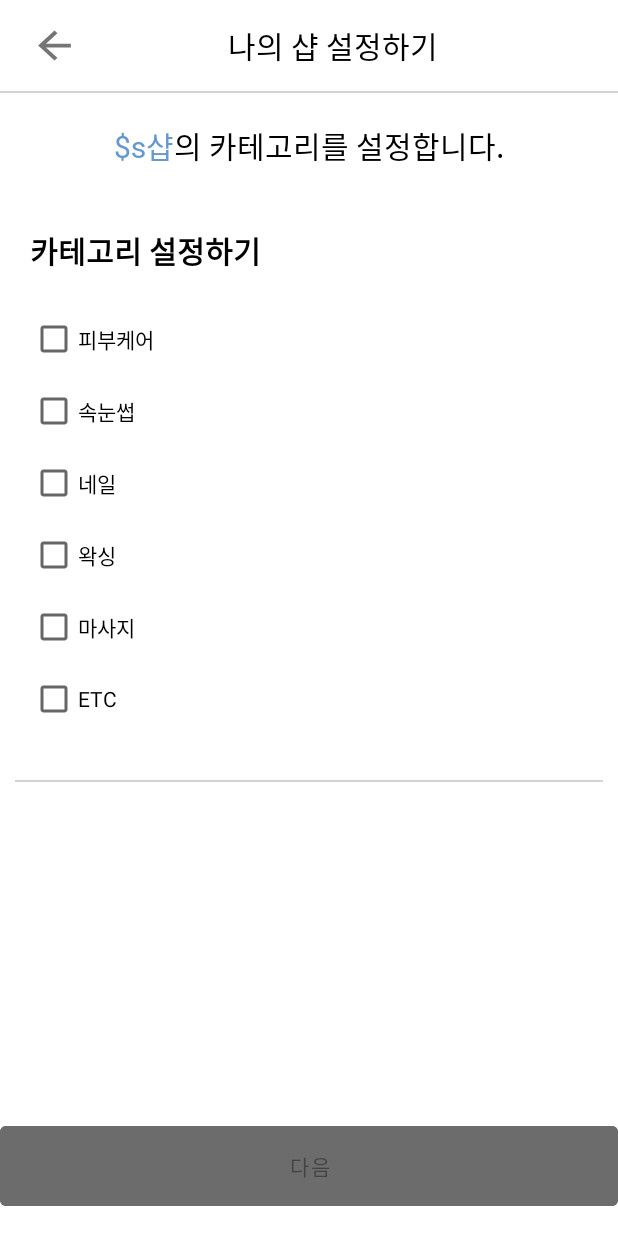
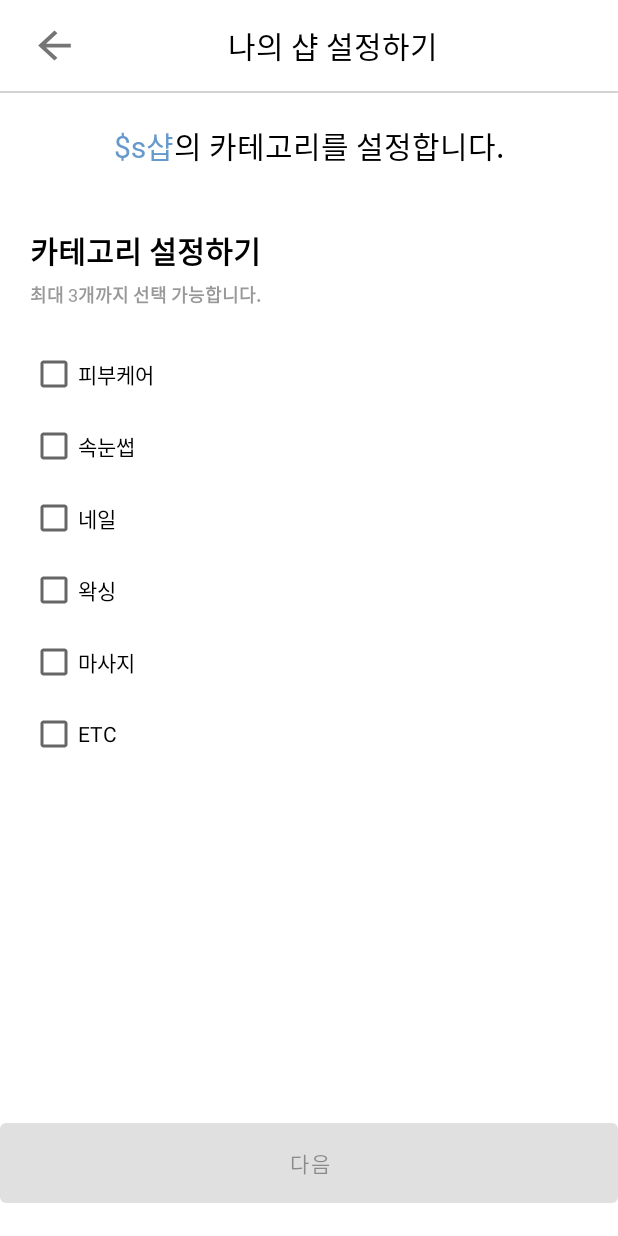
Before and after one commit to egg8/egg8, an Android app: the layout activity_enroll3.xml on its own in the app's theme, with its tools: preview values and no code run, on a phone screen of 412 x 824 dp. Run offline under Robolectric (Android 15) with nearby library versions, the phone set to English and light mode, and no system bars.

Commit message:
엔롤3 로직 완성

```diff
--- a/app/src/main/AndroidManifest.xml
+++ b/app/src/main/AndroidManifest.xml
@@ -15,7 +15,8 @@
         android:supportsRtl="true"
         android:theme="@style/AppTheme"
         android:usesCleartextTraffic="true">
-        <activity android:name=".ui.user.common.ShopListActivity"></activity>
+        <activity android:name=".ui.user.common.ShopListActivity"/>
+        <activity android:name=".ui.supp.ChangeCategory"/>
         <activity android:name=".ui.reservation.ReservationActivity" />
         <activity android:name=".ui.shop.ShopActivity" />
         <activity android:name=".ui.user.register.Register_Base" />
--- a/app/src/main/java/com/egg8/common/function/InterceptorLogin.java
+++ b/app/src/main/java/com/egg8/common/function/InterceptorLogin.java
@@ -7,6 +7,7 @@ import com.egg8.common.manager.SharedPreferenceManager;
 import com.egg8.ui.MainActivity;
 import com.egg8.ui.calendar.CalendarActivity;
 import com.egg8.ui.reservation.ReservationActivity;
+import com.egg8.ui.supp.ChangeCategory;
 
 
 public class InterceptorLogin {
@@ -21,7 +22,7 @@ public class InterceptorLogin {
         } else if (!user_code.equals("") && supp_code.equals("")) {
             intent = new Intent(context, CalendarActivity.class);
         } else {
-            intent = new Intent(context, ReservationActivity.class);
+            intent = new Intent(context, ChangeCategory.class);
         }
         intent.addFlags(Intent.FLAG_ACTIVITY_CLEAR_TASK);
         intent.addFlags(Intent.FLAG_ACTIVITY_NEW_TASK);
--- a/app/src/main/java/com/egg8/ui/splash/SplashActivity.java
+++ b/app/src/main/java/com/egg8/ui/splash/SplashActivity.java
@@ -26,7 +26,6 @@ public class SplashActivity extends AppCompatActivity {
         super.onCreate(savedInstanceState);
         setContentView(R.layout.splash);
         findId(this);
-        startLoading(5000);
     }
     private void loadAnim(Context context){
         transUp = AnimationUtils.loadAnimation(context, R.anim.translate_up);
@@ -76,6 +75,7 @@ public class SplashActivity extends AppCompatActivity {
             public void run() {
                 txt2.setVisibility(View.VISIBLE);
                 txt2.startAnimation(transUp);
+                startLoading(2000);
             }
         },loading);
     }
--- /dev/null
+++ b/app/src/main/res/drawable/ic_refresh.xml
@@ -0,0 +1,10 @@
+<vector xmlns:android="http://schemas.android.com/apk/res/android"
+    android:width="24dp"
+    android:height="24dp"
+    android:viewportWidth="24"
+    android:viewportHeight="24"
+    android:tint="?attr/colorControlNormal">
+  <path
+      android:fillColor="@android:color/white"
+      android:pathData="M17.65,6.35C16.2,4.9 14.21,4 12,4c-4.42,0 -7.99,3.58 -7.99,8s3.57,8 7.99,8c3.73,0 6.84,-2.55 7.73,-6h-2.08c-0.82,2.33 -3.04,4 -5.65,4 -3.31,0 -6,-2.69 -6,-6s2.69,-6 6,-6c1.66,0 3.14,0.69 4.22,1.78L13,11h7V4l-2.35,2.35z"/>
+</vector>
--- a/app/src/main/res/layout/activity_enroll3.xml
+++ b/app/src/main/res/layout/activity_enroll3.xml
@@ -47,12 +47,14 @@
             android:layout_width="match_parent"
             android:layout_height="wrap_content"
             android:orientation="vertical">
+
             <LinearLayout
+                android:layout_width="wrap_content"
+                android:layout_height="wrap_content"
+                android:layout_gravity="center"
                 android:layout_margin="20dp"
-                android:layout_gravity="center"
-                android:orientation="horizontal"
-                android:layout_width="wrap_content"
-                android:layout_height="wrap_content">
+                android:orientation="horizontal">
+
                 <TextView
                     android:layout_width="match_parent"
                     android:layout_height="wrap_content"
@@ -61,6 +63,7 @@
                     android:text="$s샵"
                     android:textColor="@color/smalltext_blue"
                     android:textSize="20sp" />
+
                 <TextView
                     android:layout_width="match_parent"
                     android:layout_height="wrap_content"
@@ -74,61 +77,84 @@
 
 
             <LinearLayout
+                android:layout_width="match_parent"
+                android:layout_height="wrap_content"
                 android:layout_margin="20dp"
-                android:orientation="vertical"
-                android:layout_width="match_parent"
-                android:layout_height="wrap_content">
+                android:orientation="vertical">
+                <LinearLayout
+                    android:orientation="horizontal"
+                    android:layout_width="match_parent"
+                    android:layout_height="wrap_content">
+                    <TextView
+                        android:layout_width="wrap_content"
+                        android:layout_height="wrap_content"
+                        android:layout_marginBottom="5dp"
+                        android:fontFamily="@font/app_sandol_bold"
+                        android:text="카테고리 설정하기"
+                        android:textColor="@color/black"
+                        android:layout_marginRight="10dp"
+                        android:textSize="20sp" />
+
+                    <ImageButton
+                        android:visibility="invisible"
+                        android:backgroundTint="@android:color/transparent"
+                        android:id="@+id/btn_rollback"
+                        android:layout_width="30dp"
+                        android:layout_height="30dp"
+                        android:src="@drawable/ic_refresh"
+                        android:textSize="12sp" />
+                </LinearLayout>
                 <TextView
-                    android:layout_width="match_parent"
+                    android:layout_width="wrap_content"
                     android:layout_height="wrap_content"
                     android:layout_marginBottom="20dp"
                     android:fontFamily="@font/app_sandol_bold"
-                    android:text="카테고리 설정하기"
-                    android:textColor="@color/black"
-                    android:textSize="20sp" />
+                    android:text="최대 3개까지 선택 가능합니다."
+                    android:textColor="#999999"
+                    android:layout_marginRight="10dp"
+                    android:textSize="12sp" />
+                <androidx.appcompat.widget.AppCompatCheckBox
+                    android:id="@+id/ck00"
+                    android:layout_width="match_parent"
+                    android:layout_height="wrap_content"
+                    android:text="피부케어" />
 
                 <androidx.appcompat.widget.AppCompatCheckBox
-                    android:id="@+id/ck00"
-                    android:text="피부케어"
+                    android:id="@+id/ck01"
+                    android:layout_width="match_parent"
+                    android:layout_height="wrap_content"
+                    android:text="속눈썹" />
+
+                <androidx.appcompat.widget.AppCompatCheckBox
+                    android:id="@+id/ck02"
+                    android:layout_width="match_parent"
+                    android:layout_height="wrap_content"
+                    android:text="네일" />
+
+                <androidx.appcompat.widget.AppCompatCheckBox
+                    android:id="@+id/ck03"
+                    android:layout_width="match_parent"
+                    android:layout_height="wrap_content"
+                    android:text="왁싱" />
+
+                <androidx.appcompat.widget.AppCompatCheckBox
+                    android:id="@+id/ck04"
+                    android:layout_width="match_parent"
+                    android:layout_height="wrap_content"
+                    android:text="마사지" />
+
+                <androidx.appcompat.widget.AppCompatCheckBox
+                    android:id="@+id/ck05"
+                    android:layout_width="match_parent"
+                    android:layout_height="wrap_content"
+                    android:text="ETC" />
+
+                <TextView
+                    android:id="@+id/selected_menu"
                     android:layout_width="match_parent"
                     android:layout_height="wrap_content"/>
-                <androidx.appcompat.widget.AppCompatCheckBox
-                    android:id="@+id/ck01"
-                    android:text="속눈썹"
-                    android:layout_width="match_parent"
-                    android:layout_height="wrap_content"/>
-                <androidx.appcompat.widget.AppCompatCheckBox
-                    android:id="@+id/ck02"
-                    android:text="네일"
-                    android:layout_width="match_parent"
-                    android:layout_height="wrap_content"/>
-                <androidx.appcompat.widget.AppCompatCheckBox
-                    android:id="@+id/ck03"
-                    android:text="왁싱"
-                    android:layout_width="match_parent"
-                    android:layout_height="wrap_content"/>
-                <androidx.appcompat.widget.AppCompatCheckBox
-                    android:id="@+id/ck04"
-                    android:text="마사지"
-                    android:layout_width="match_parent"
-                    android:layout_height="wrap_content"/>
-                <androidx.appcompat.widget.AppCompatCheckBox
-                    android:id="@+id/ck05"
-                    android:text="ETC"
-                    android:layout_width="match_parent"
-                    android:layout_height="wrap_content"/>
-
-
             </LinearLayout>
 
-            <View
-                android:layout_width="match_parent"
-                android:layout_height="1dp"
-                android:layout_marginLeft="10dp"
-                android:layout_marginTop="10dp"
-                android:layout_marginRight="10dp"
-                android:layout_marginBottom="50dp"
-                android:background="#d3d3d3" />
 
 
         </LinearLayout>
@@ -145,7 +171,6 @@
             android:id="@+id/btn_enroll_in"
             android:layout_width="match_parent"
             android:layout_height="65dp"
-            android:backgroundTint="#6C6C6C"
             android:text="다음"
             android:textSize="14dp" />
     </LinearLayout>
```
Also changed, not shown: app/src/main/java/com/egg8/ui/supp/ChangeCategory.java (+66 -15 lines).
